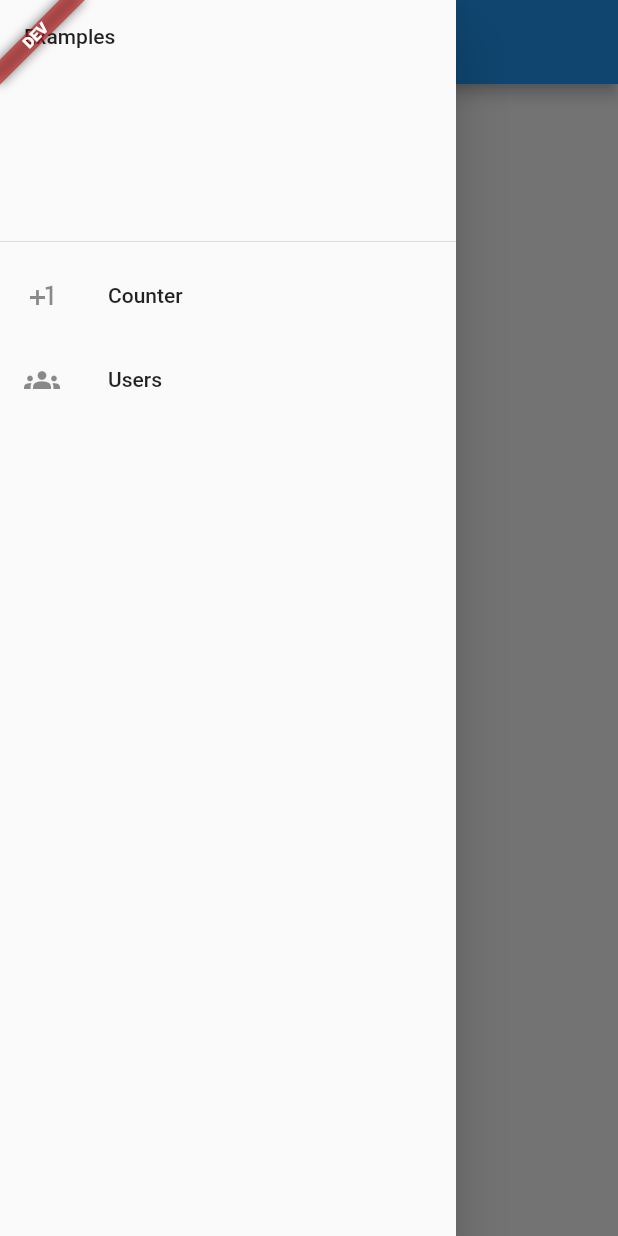
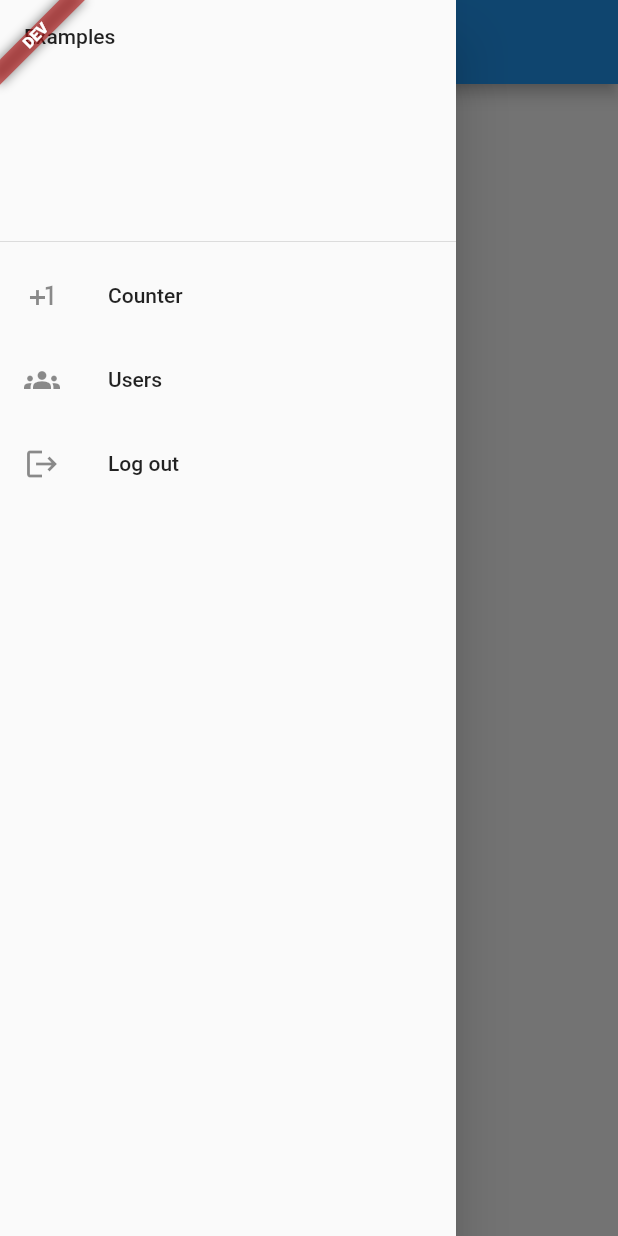
Before and after one commit to mrverdant13/flutter_my_starred_repos, a Flutter app: the UsersScreen screen opened by its route, with the side drawer open, on a phone screen of 412 x 824 dp. Run offline on Flutter 3.47's test engine with Material 2 defaults, Android fonts, the phone set to English and light mode, and no system bars; our stand-ins replace auto_route, bloc, dartz, dio, flutter_bloc, flutter_secure_storage and 6 more; missing offline and left inert: emoji_lumberdash, lumberdash, oauth2; accounts and stored records are empty; generated files the repository leaves out were written again; network calls fail.

Commit message:
feat: add logout button on drawer

```diff
--- a/lib/presentation/widgets/drawer.dart
+++ b/lib/presentation/widgets/drawer.dart
@@ -1,6 +1,8 @@
 import 'package:auto_route/auto_route.dart';
 import 'package:flutter/material.dart';
+import 'package:provider/provider.dart';
 
+import '../../features/auth/application/authenticator_cubit/authenticator_cubit.dart';
 import '../routers/app_router.gr.dart';
 
 class AppDrawer extends StatelessWidget {
@@ -30,6 +32,11 @@ class AppDrawer extends StatelessWidget {
                     const UsersScreenRoute(),
                   ),
                 ),
+                ListTile(
+                  leading: const Icon(Icons.logout),
+                  title: const Text('Log out'),
+                  onTap: () => context.read<AuthenticatorCubit>().logOut(),
+                ),
               ],
             ),
           ],
```
